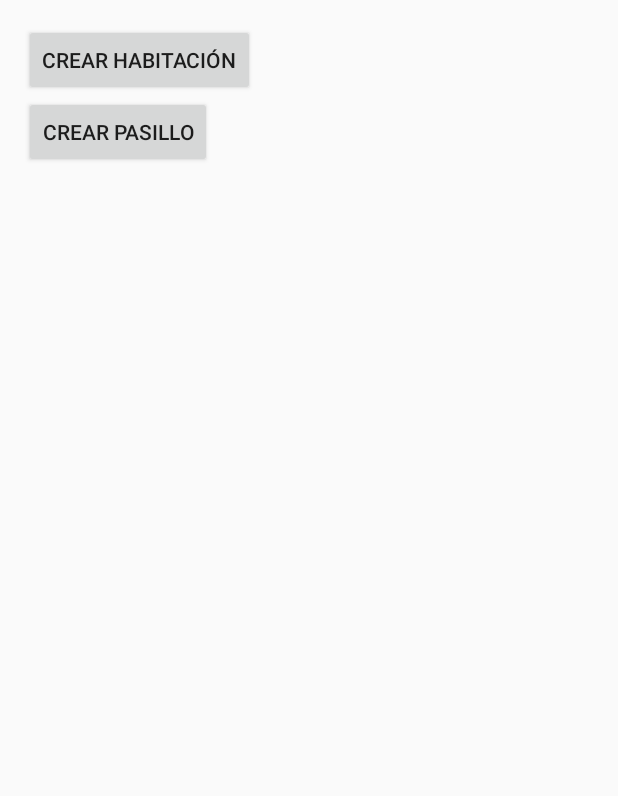
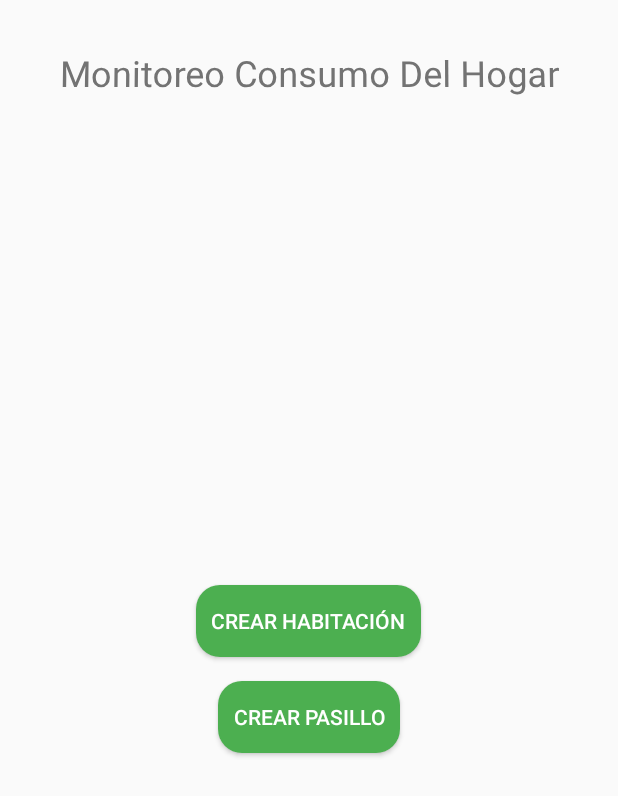
Before and after one commit to Tapiiaa/MonitoreoConsumoDelHogar, an Android app built with Jetpack Compose: the MainActivity screen opened directly, with no data from a screen before it, on a phone screen of 412 x 824 dp. Shown: the top 796 px of the screen. Run offline under Robolectric (Android 15) with nearby library versions, the phone set to English and light mode, and no system bars.

Commit message:
Diseño xml. main

```diff
--- a/app/src/main/res/layout/activity_main.xml
+++ b/app/src/main/res/layout/activity_main.xml
@@ -4,15 +4,40 @@
     android:orientation="vertical"
     android:padding="16dp">
 
+
+    <TextView
+        android:layout_width="wrap_content"
+        android:layout_height="wrap_content"
+        android:layout_gravity="center"
+        android:layout_marginTop="16dp"
+        android:gravity="center"
+        android:rotationX="2"
+        android:text="Monitoreo Consumo Del Hogar"
+
+        android:textSize="24sp" />
+
     <Button
         android:id="@+id/createRoomButton"
         android:layout_width="wrap_content"
         android:layout_height="wrap_content"
-        android:text="Crear Habitación" />
+        android:text="Crear Habitación"
+        android:gravity="center"
+        android:layout_gravity="center"
+        android:layout_marginTop="325dp"
+        android:background="@drawable/rounded_button"
+        android:textColor="#FFFFFF"
+        android:elevation="4dp"
+        android:layout_marginBottom="16dp"/>
 
     <Button
         android:id="@+id/createHallButton"
         android:layout_width="wrap_content"
         android:layout_height="wrap_content"
-        android:text="Crear Pasillo" />
+        android:text="Crear Pasillo"
+        android:gravity="center"
+        android:layout_gravity="center"
+        android:layout_marginBottom="16dp"
+        android:background="@drawable/rounded_button"
+        android:textColor="#FFFFFF"
+        android:elevation="4dp"/>
 </LinearLayout>
```
